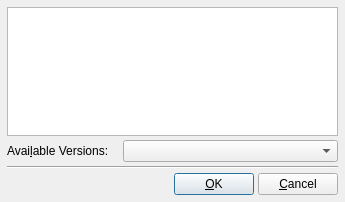
Old version of the form src/Edit_Emulator_Version_Window.ui in the repository tobimensch/aqemu.
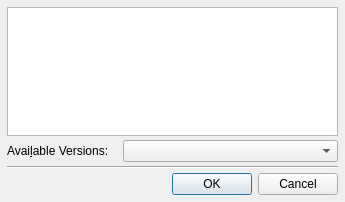
New version of the form. Icons and pictures are not drawn. Custom widgets are drawn as their Qt base class.

```diff
--- a/src/Edit_Emulator_Version_Window.ui
+++ b/src/Edit_Emulator_Version_Window.ui
@@ -91,24 +91,9 @@
       </spacer>
      </item>
      <item>
-      <widget class="QPushButton" name="Button_OK">
-       <property name="text">
-        <string>&amp;OK</string>
-       </property>
-       <property name="icon">
-        <iconset resource="../resources/icons.qrc">
-         <normaloff>:/ok.png</normaloff>:/ok.png</iconset>
-       </property>
-      </widget>
-     </item>
-     <item>
-      <widget class="QPushButton" name="Button_Cancel">
-       <property name="text">
-        <string>&amp;Cancel</string>
-       </property>
-       <property name="icon">
-        <iconset resource="../resources/icons.qrc">
-         <normaloff>:/cancel.png</normaloff>:/cancel.png</iconset>
+      <widget class="Dialog_Button_Box" name="buttonBox">
+       <property name="standardButtons">
+        <set>QDialogButtonBox::Cancel|QDialogButtonBox::Ok</set>
        </property>
       </widget>
      </item>
@@ -117,6 +102,13 @@
   </layout>
  </widget>
  <layoutdefault spacing="4" margin="7"/>
+ <customwidgets>
+  <customwidget>
+   <class>Dialog_Button_Box</class>
+   <extends>QDialogButtonBox</extends>
+   <header>Dialog_Button_Box.h</header>
+  </customwidget>
+ </customwidgets>
  <tabstops>
   <tabstop>List_Emulators</tabstop>
   <tabstop>CB_Versions</tabstop>
```
Left out of the diff: 30 changed lines with no effect on the pictures.
